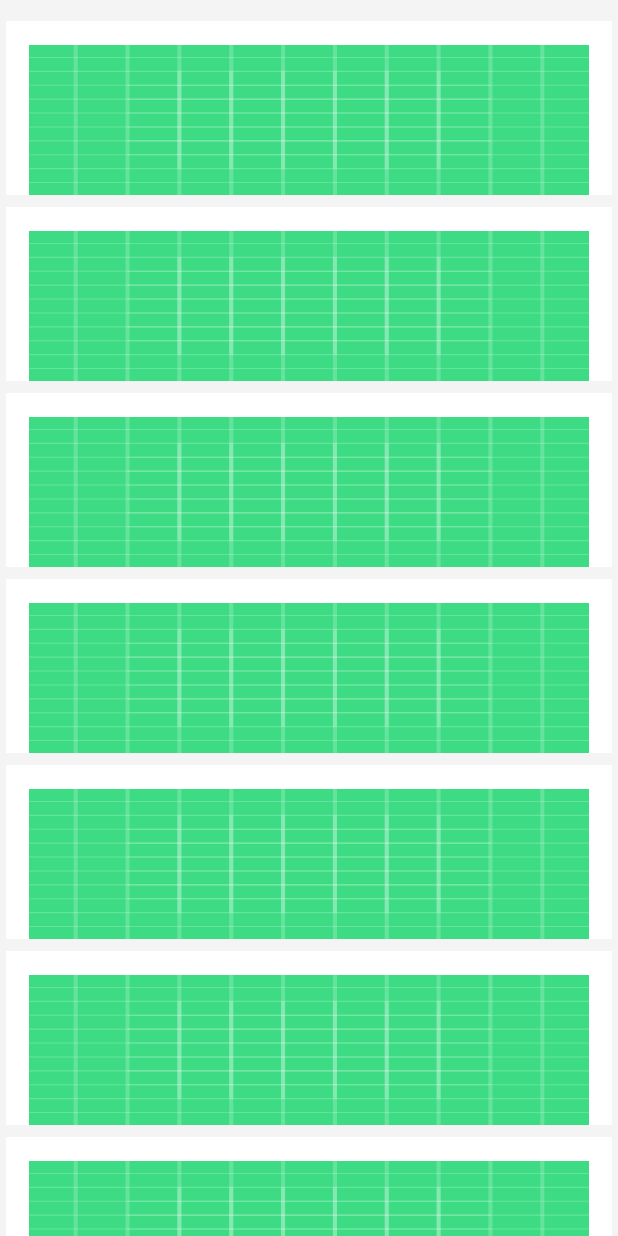
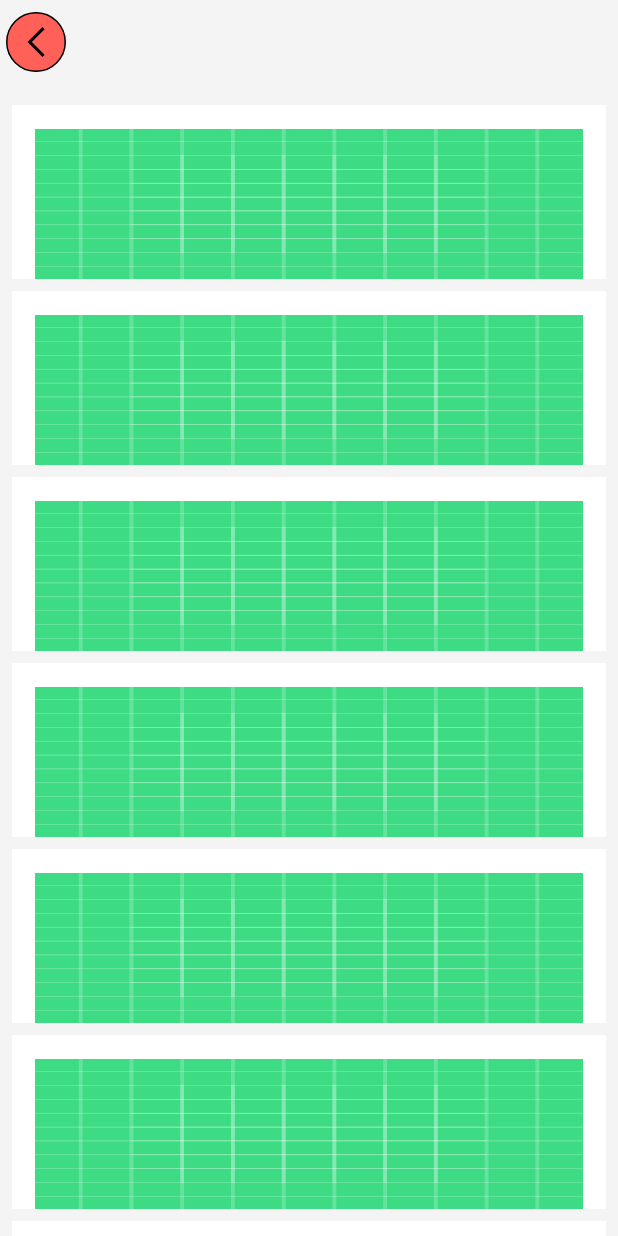
Before and after one commit to nahy-512/neo_Android, an Android app: the AlarmActivity screen opened directly, with no data from a screen before it, on a phone screen of 412 x 824 dp. Run offline under Robolectric (Android 15) with nearby library versions, the phone set to English and light mode, and no system bars; our stand-ins replace data binding.

Commit message:
feat: AlarmActivity 백 버튼 추가, ShareActivity 티켓 이미지 추가

```diff
--- a/app/src/main/AndroidManifest.xml
+++ b/app/src/main/AndroidManifest.xml
@@ -32,14 +32,18 @@
             android:name=".presentation.ui.login.LoginActivity"
             android:exported="true">
 
+        </activity>
+        <activity android:name=".presentation.ui.main.view.MainActivity"
+            android:exported="true">
+
             <intent-filter>
                 <action android:name="android.intent.action.MAIN" />
 
                 <category android:name="android.intent.category.LAUNCHER" />
             </intent-filter>
 
+
         </activity>
-        <activity android:name=".presentation.ui.main.view.MainActivity"/>
         <activity android:name=".presentation.ui.main.friends.view.FriendsDetailActivity"/>
         <activity android:name=".presentation.ui.recorddetail.view.RecordDetailActivity" />
         <activity android:name=".presentation.ui.writerecord.view.WriteRecordActivity" />
--- a/app/src/main/java/com/neo/myapplication/presentation/ui/alarm/view/AlarmActivity.kt
+++ b/app/src/main/java/com/neo/myapplication/presentation/ui/alarm/view/AlarmActivity.kt
@@ -28,8 +28,14 @@ class AlarmActivity : AppCompatActivity() {
         recyclerView.layoutManager = LinearLayoutManager(this)
 
         initAlarm()
+        onBackButton()
 
+    }
 
+    private fun onBackButton() {
+        binding.actAlarmIvBack.setOnClickListener {
+            startActivity(Intent(this, MainActivity::class.java))
+        }
     }
 
     private fun initAlarm() {
--- a/app/src/main/res/layout/activity_alarm.xml
+++ b/app/src/main/res/layout/activity_alarm.xml
@@ -7,7 +7,26 @@
     <androidx.constraintlayout.widget.ConstraintLayout
         android:layout_width="match_parent"
         android:layout_height="match_parent"
-        android:background="#f4f4f4">
+        android:background="#f4f4f4"
+        android:paddingHorizontal="4dp">
+
+        <androidx.constraintlayout.widget.ConstraintLayout
+            android:id="@+id/alarm_layout_toolbar"
+            android:layout_width="match_parent"
+            android:layout_height="?actionBarSize"
+            app:layout_constraintTop_toTopOf="parent">
+
+
+            <ImageView
+                android:id="@+id/act_alarm_iv_back"
+                android:layout_width="wrap_content"
+                android:layout_height="wrap_content"
+                android:src="@drawable/ic_back"
+                app:layout_constraintTop_toTopOf="parent"
+                app:layout_constraintBottom_toBottomOf="parent"
+                app:layout_constraintStart_toStartOf="parent"/>
+
+        </androidx.constraintlayout.widget.ConstraintLayout>
 
         <androidx.recyclerview.widget.RecyclerView
             android:id="@+id/act_alarm_rv_content"
@@ -18,8 +37,10 @@
             android:overScrollMode="never"
             android:paddingTop="10dp"
             app:layoutManager="androidx.recyclerview.widget.LinearLayoutManager"
-            app:layout_constraintBottom_toBottomOf="parent"
-            app:layout_constraintTop_toTopOf="parent" />
+            app:layout_constraintEnd_toEndOf="parent"
+            app:layout_constraintStart_toStartOf="parent"
+            app:layout_constraintTop_toBottomOf="@+id/alarm_layout_toolbar" />
+
 
     </androidx.constraintlayout.widget.ConstraintLayout>
 
```
Also changed, not shown: app/src/main/res/layout/activity_share.xml (+18 -9 lines).
